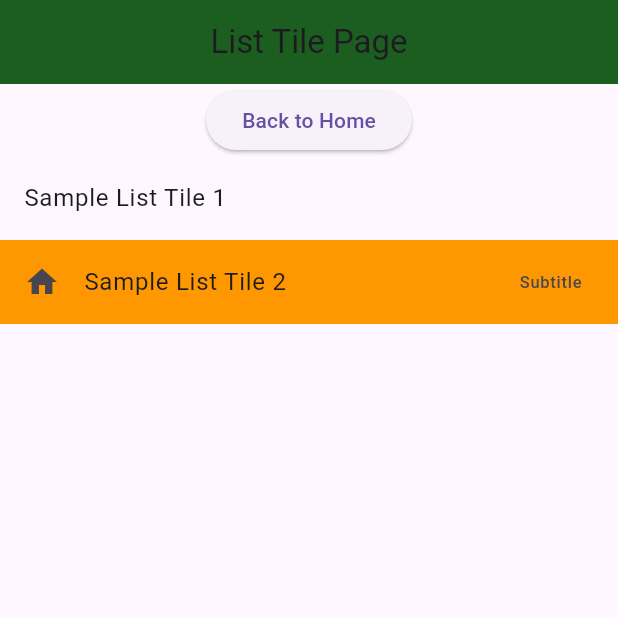
After one commit to PlaceHolderHere/cheatSheets, a Flutter app: the screen it shows after launch, after a tap on "Go to 6. ListTile", on a phone screen of 412 x 824 dp, the top half of it. The commit adds this screen. Run offline on Flutter 3.47's test engine with Material 3 defaults, Android fonts, the phone set to English and light mode, and no system bars; network calls fail.

Commit message:
Feat: Added 6.listTile to fluttercheatsheet

```diff
--- a/fluttercheatsheet/lib/pages/1.home.dart
+++ b/fluttercheatsheet/lib/pages/1.home.dart
@@ -8,6 +8,7 @@ import '4.layout/4.4.center.dart';
 import '4.layout/4.5.stack.dart';
 import '4.layout/4.6.padding.dart';
 import '5.icons.dart';
+import '6.listTile.dart';
 
 class HomePage extends StatelessWidget {
   const HomePage({super.key});
@@ -123,6 +124,17 @@ class HomePage extends StatelessWidget {
               },
               child: const Text('Go to 5. Icons'),
             ),
+
+            // === 6. ListTile === //
+            ElevatedButton(
+              onPressed: () {
+                Navigator.push(
+                  context,
+                  MaterialPageRoute(builder: (context) => const ListTilePage()),
+                );
+              },
+              child: const Text('Go to 6. ListTile'),
+            )
           ],
         ),
       ),
--- /dev/null
+++ b/fluttercheatsheet/lib/pages/6.listTile.dart
@@ -0,0 +1,53 @@
+import 'package:flutter/material.dart';
+
+class ListTilePage extends StatelessWidget{
+  const ListTilePage({super.key});
+
+  @override
+  Widget build(BuildContext context) {
+    return MaterialApp(
+      debugShowCheckedModeBanner: false, // Removes the debug banner
+
+      // Widgets are stored here in the "Widget Tree"
+      home: Scaffold(
+        appBar: AppBar(
+          title: Center(
+            child: Text("List Tile Page")
+          ),
+          backgroundColor: Colors.green[900], // Example of built in colors
+        ),
+        body: Center(
+          child: Column(
+            children:[
+              ElevatedButton(
+                onPressed: () {
+                  // Go back to the previous page
+                  Navigator.pop(context);
+                },
+                child: const Text('Back to Home'),
+              ),
+
+
+              // === ListTile === //
+              // tile that takes up the entire width the parent
+              ListTile(
+                title: Text("Sample List Tile 1"),
+              ),
+
+              // Other Optional Attributes for ListTile //
+              ListTile(
+                tileColor: Colors.orange, // Background color
+                leading: Icon(Icons.home), // Optional Icon
+                trailing: Text("Subtitle"), // Optional, additional text
+                onTap: (){ // Optional Function when list tile is clicked
+                  print("List Tile 2 tapped");
+                },
+                title: Text("Sample List Tile 2"),
+              ),
+            ]
+          )
+        ),
+      )
+    );
+  }
+}
```
